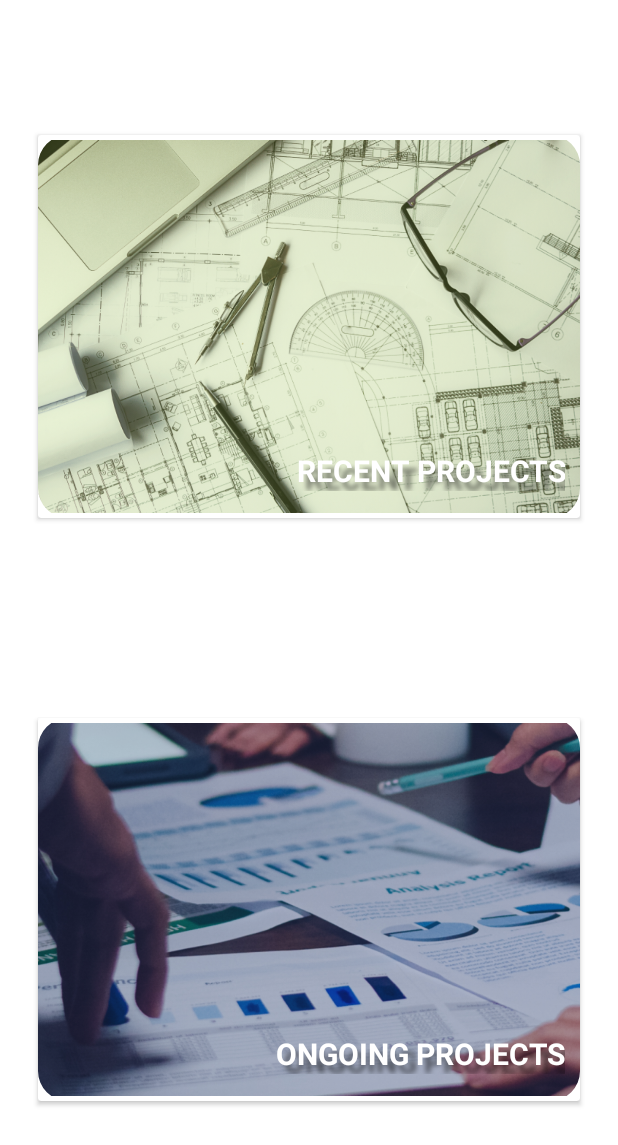
After one commit to ajcdev/mcc-web-app, an Android app: the layout fragment_projselectscreen.xml on its own in the app's theme, with its tools: preview values and no code run, on a phone screen of 412 x 824 dp. The commit adds this screen. Shown: the top 1145 px of the screen. Run offline under Robolectric (Android 15) with nearby library versions, the phone set to English and light mode, and no system bars.

Commit message:
Project Screens

```diff
--- a/app/src/main/java/com/example/mccnewdesignapplication/MainActivity.java
+++ b/app/src/main/java/com/example/mccnewdesignapplication/MainActivity.java
@@ -19,14 +19,14 @@ public class MainActivity extends AppCompatActivity {
         FragmentManager fragmentManager = getSupportFragmentManager();
         Button btncomp = findViewById(R.id.compProj);
         btncomp.setOnClickListener(v -> fragmentManager.beginTransaction()
-                .replace(R.id.fragmentContainerView, compproject.class, null)
+                .replace(R.id.fragmentContainerView2, compproject.class, null)
                 .setReorderingAllowed(true)
                 .addToBackStack("name")
                 .commit());
 
         Button btnong = findViewById(R.id.ongProj);
         btnong.setOnClickListener(v -> fragmentManager.beginTransaction()
-                .replace(R.id.fragmentContainerView, ongproject.class, null)
+                .replace(R.id.fragmentContainerView2, ongproject.class, null)
                 .setReorderingAllowed(true)
                 .addToBackStack("name")
                 .commit());
--- /dev/null
+++ b/app/src/main/res/layout/fragment_projselectscreen.xml
@@ -0,0 +1,86 @@
+<?xml version="1.0" encoding="utf-8"?>
+<FrameLayout xmlns:android="http://schemas.android.com/apk/res/android"
+    xmlns:app="http://schemas.android.com/apk/res-auto"
+    xmlns:tools="http://schemas.android.com/tools"
+    android:layout_width="match_parent"
+    android:layout_height="match_parent"
+    tools:context=".projselectscreen">
+
+    <androidx.constraintlayout.widget.ConstraintLayout
+        android:layout_width="match_parent"
+        android:layout_height="match_parent">
+
+        <androidx.cardview.widget.CardView
+            android:id="@+id/compProj"
+            android:layout_width="match_parent"
+            android:layout_height="255dp"
+            android:layout_marginLeft="25dp"
+            android:layout_marginTop="90dp"
+            android:layout_marginRight="25dp"
+            app:layout_constraintEnd_toEndOf="parent"
+            app:layout_constraintStart_toStartOf="parent"
+            app:layout_constraintTop_toTopOf="parent">
+
+            <com.google.android.material.imageview.ShapeableImageView
+                android:id="@+id/compPic"
+                android:layout_width="match_parent"
+                android:layout_height="match_parent"
+                android:contentDescription="@string/comppic"
+                app:shapeAppearanceOverlay="@style/roundcorners"
+                app:srcCompat="@drawable/comppic" />
+
+            <TextView
+                android:id="@+id/textView"
+                android:layout_width="match_parent"
+                android:layout_height="wrap_content"
+                android:layout_marginTop="210dp"
+                android:layout_marginEnd="10dp"
+                android:shadowColor="@color/text_shadow"
+                android:shadowDx="8"
+                android:shadowDy="8"
+                android:shadowRadius="4"
+                android:text="@string/recent_projects"
+                android:textAlignment="textEnd"
+                android:textColor="#FFFFFF"
+                android:textSize="20sp"
+                android:textStyle="bold" />
+        </androidx.cardview.widget.CardView>
+
+        <androidx.cardview.widget.CardView
+            android:id="@+id/ongProj"
+            android:layout_width="match_parent"
+            android:layout_height="255dp"
+            android:layout_marginLeft="25dp"
+            android:layout_marginRight="25dp"
+            android:layout_marginBottom="90dp"
+            app:layout_constraintBottom_toBottomOf="parent"
+            app:layout_constraintEnd_toEndOf="parent"
+            app:layout_constraintStart_toStartOf="parent">
+
+            <com.google.android.material.imageview.ShapeableImageView
+                android:id="@+id/ongPic"
+                android:layout_width="wrap_content"
+                android:layout_height="wrap_content"
+                android:contentDescription="@string/ongpic"
+                app:shapeAppearanceOverlay="@style/roundcorners"
+                app:srcCompat="@drawable/ongpic" />
+
+            <TextView
+                android:id="@+id/textView2"
+                android:layout_width="match_parent"
+                android:layout_height="wrap_content"
+                android:layout_marginTop="210dp"
+                android:layout_marginEnd="10dp"
+                android:shadowColor="@color/text_shadow"
+                android:shadowDx="8"
+                android:shadowDy="8"
+                android:shadowRadius="4"
+                android:text="@string/ongoing_projects"
+                android:textAlignment="textEnd"
+                android:textColor="#FFFFFF"
+                android:textSize="20sp"
+                android:textStyle="bold" />
+        </androidx.cardview.widget.CardView>
+    </androidx.constraintlayout.widget.ConstraintLayout>
+
+</FrameLayout>
```
Also changed, not shown: app/src/main/java/com/example/mccnewdesignapplication/projselectscreen.java (added, +48 -0 lines), app/src/main/res/layout/activity_main.xml (+5 -94 lines).
